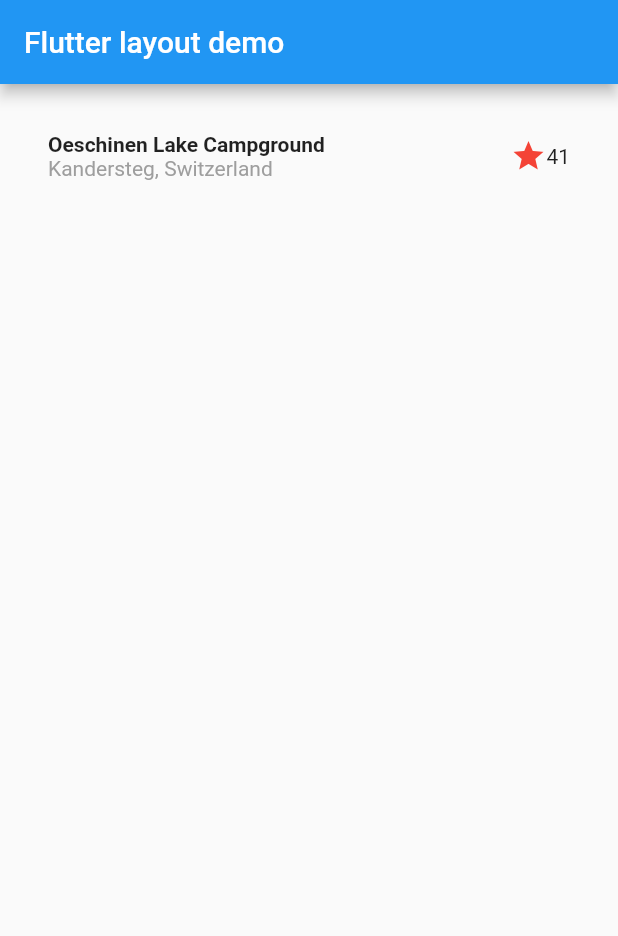
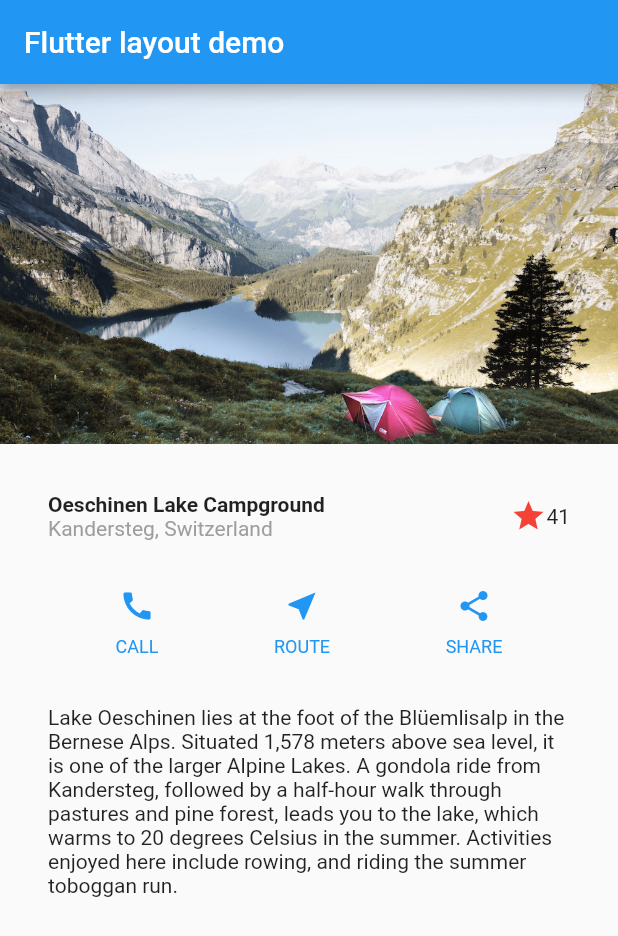
Before and after one commit to jenalalfianta/building_layouts, a Flutter app: the screen it shows after launch, on a phone screen of 412 x 824 dp. Shown: the top 936 px of the screen. Run offline on Flutter 3.47's test engine with Material 2 defaults, Android fonts, the phone set to English and light mode, and no system bars.

Commit message:
penambahan gambar, tutorial selesai

```diff
--- a/lib/main.dart
+++ b/lib/main.dart
@@ -14,6 +14,18 @@ class MyApp extends StatefulWidget {
 class _MyAppState extends State<MyApp> {
   @override
   Widget build(BuildContext context) {
+
+    Color color = Theme.of(context).primaryColor;
+
+    Widget buttonSection = Row(
+      mainAxisAlignment: MainAxisAlignment.spaceEvenly,
+      children: [
+        _buildButtonColumn(color, Icons.call, 'CALL'),
+        _buildButtonColumn(color, Icons.near_me, 'ROUTE'),
+        _buildButtonColumn(color, Icons.share, 'SHARE')
+      ],
+    );
+
     return MaterialApp(
       home: Scaffold(
         appBar: AppBar(
@@ -21,7 +33,15 @@ class _MyAppState extends State<MyApp> {
         ),
         body: Column(
           children: [
-            titleSection
+            Image.asset(
+              'images/lake.jpg',
+              width: 600,
+              height: 240,
+              fit: BoxFit.cover
+            ),
+            titleSection,
+            buttonSection,
+            textSection
           ],
         ),
       ),
@@ -71,3 +91,16 @@ Column _buildButtonColumn(Color color, IconData icon, String label){
     ],
   );
 }
+
+Widget textSection = Padding(
+  padding: EdgeInsets.all(32),
+  child:Text(
+    'Lake Oeschinen lies at the foot of the Blüemlisalp in the Bernese '
+    'Alps. Situated 1,578 meters above sea level, it is one of the '
+    'larger Alpine Lakes. A gondola ride from Kandersteg, followed by a '
+    'half-hour walk through pastures and pine forest, leads you to the '
+    'lake, which warms to 20 degrees Celsius in the summer. Activities '
+    'enjoyed here include rowing, and riding the summer toboggan run.',
+    softWrap: true,
+  ),
+);
--- a/pubspec.yaml
+++ b/pubspec.yaml
@@ -58,9 +58,8 @@ flutter:
   uses-material-design: true
 
   # To add assets to your application, add an assets section, like this:
-  # assets:
-  #   - images/a_dot_burr.jpeg
-  #   - images/a_dot_ham.jpeg
+  assets:
+    - images/lake.jpg
 
   # An image asset can refer to one or more resolution-specific "variants", see
   # https://flutter.dev/assets-and-images/#resolution-aware.
```
Also changed, not shown: images/lake.jpg (added).
